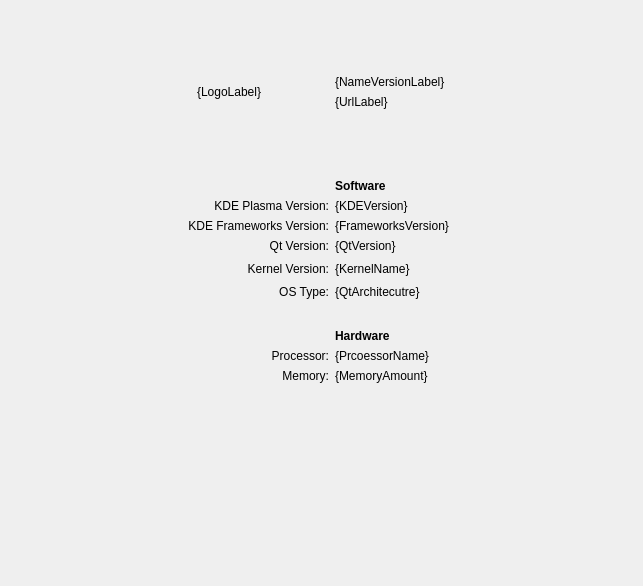
Before: the Qt Designer form Modules/about-distro/src/Module.ui in KDE/kinfocenter, drawn with Qt 5.
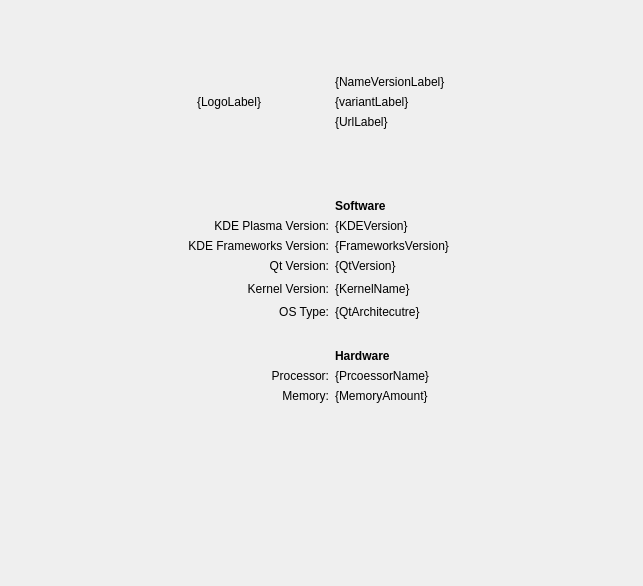
After: the same form once the commit is applied.

Commit message: FEATURE: Add a label for distro release variant

The edit to the form file:
```diff
--- a/Modules/about-distro/src/Module.ui
+++ b/Modules/about-distro/src/Module.ui
@@ -36,6 +36,13 @@
        </property>
       </widget>
      </item>
+     <item>
+      <widget class="QLabel" name="variantLabel">
+       <property name="text">
+        <string>{variantLabel}</string>
+       </property>
+      </widget>
+     </item>
      <item>
       <widget class="QLabel" name="urlLabel">
        <property name="text">
```
The commit also changes 2 other files.
